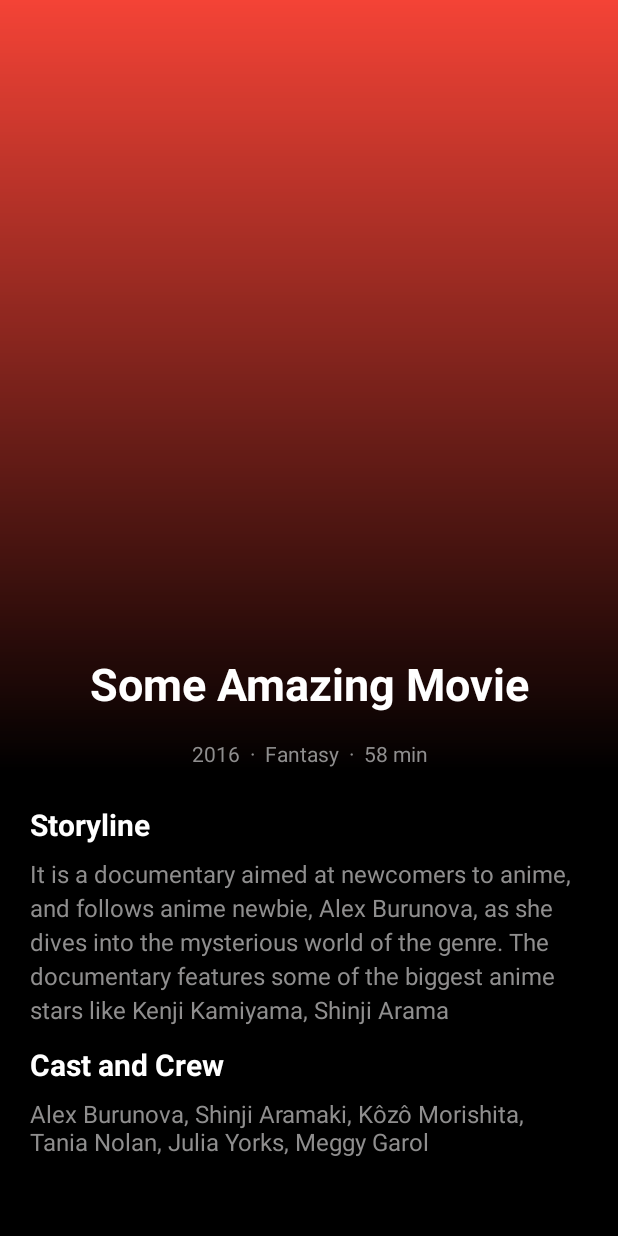
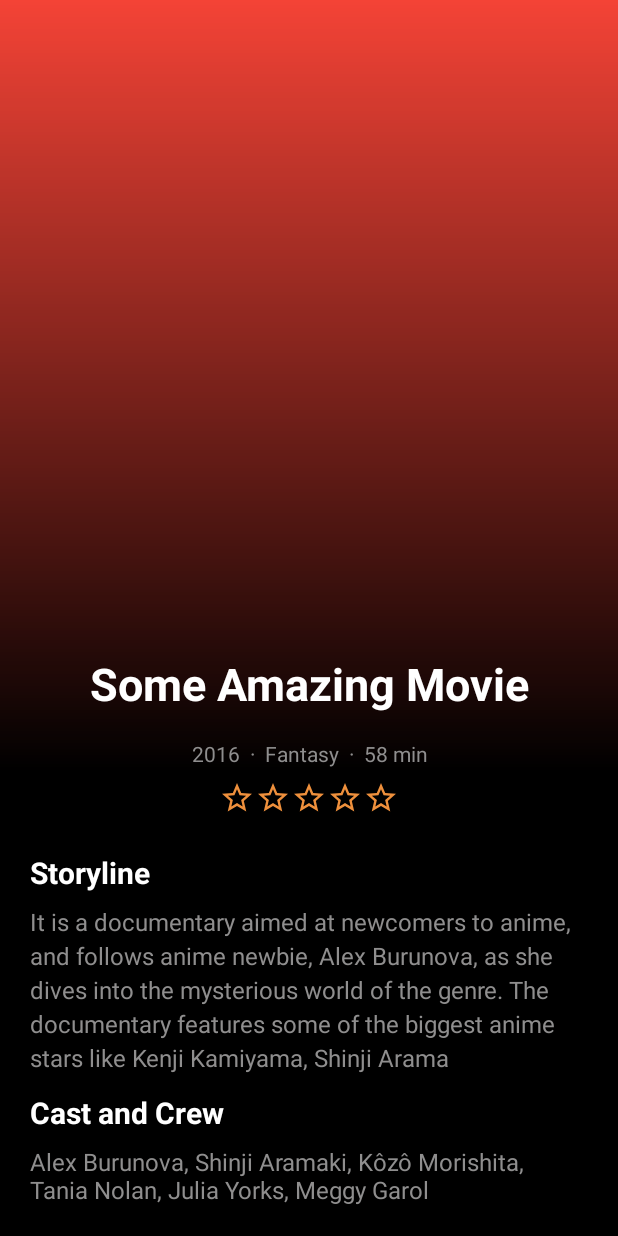
Before and after one commit to kshitijskumar/Imdb-Search, an Android app: the layout fragment_movie_details.xml on its own in the app's theme, with its tools: preview values and no code run, on a phone screen of 412 x 824 dp. Run offline under Robolectric (Android 15) with nearby library versions, the phone set to English and light mode, and no system bars.

Commit message:
stars ui done for ratings and paginated progress bar changed to horizontal

```diff
--- /dev/null
+++ b/app/src/main/java/com/example/imdbsearch/ui/customview/MovieRatingsStars.kt
@@ -0,0 +1,57 @@
+package com.example.imdbsearch.ui.customview
+
+import android.content.Context
+import android.util.AttributeSet
+import android.view.LayoutInflater
+import android.widget.CheckBox
+import androidx.constraintlayout.widget.ConstraintLayout
+import androidx.databinding.BindingAdapter
+import androidx.databinding.ObservableInt
+import com.example.imdbsearch.databinding.LayoutStarsRatingBinding
+import kotlin.math.floor
+
+class MovieRatingsStars @JvmOverloads constructor(
+    context: Context,
+    attrs: AttributeSet? = null,
+    defStyleArr: Int = 0,
+) : ConstraintLayout(context, attrs, defStyleArr) {
+
+    private val binding = LayoutStarsRatingBinding.inflate(LayoutInflater.from(context), this, true)
+
+    private val ratingsInStar = ObservableInt(0)
+
+    init {
+        binding.ratings = ratingsInStar
+    }
+
+
+    fun updateStarsFromRatings(ratingOutOfTen: String) {
+        val ratingInNumbers = try {
+            ratingOutOfTen.toFloat()
+        } catch (e: Exception) {
+            e.printStackTrace()
+            0f
+        }
+
+        val ratingsOutOfFive = floor(ratingInNumbers/2)
+
+        ratingsInStar.set(ratingsOutOfFive.toInt())
+    }
+
+    companion object {
+        @JvmStatic
+        @BindingAdapter("starPosition", "ratings")
+        fun setupMovieRatings(cb: CheckBox, starPosition: Int, ratings: Int?) {
+            ratings ?: return
+            cb.isChecked = starPosition <= ratings
+        }
+
+        @JvmStatic
+        @BindingAdapter("ratingsOutOfTen")
+        fun setRatingsOutOfTen(stars: MovieRatingsStars, ratings: String?) {
+            ratings?.let {
+                stars.updateStarsFromRatings(ratings)
+            }
+        }
+    }
+}
--- /dev/null
+++ b/app/src/main/res/drawable/bg_star_checkbox_state.xml
@@ -0,0 +1,7 @@
+<?xml version="1.0" encoding="utf-8"?>
+<selector xmlns:android="http://schemas.android.com/apk/res/android">
+
+    <item android:state_checked="true" android:drawable="@drawable/ic_star_filled"/>
+    <item android:state_checked="false" android:drawable="@drawable/ic_star_outline"/>
+
+</selector>
--- /dev/null
+++ b/app/src/main/res/drawable/ic_star_filled.xml
@@ -0,0 +1,5 @@
+<vector android:height="24dp" android:tint="#EF903C"
+    android:viewportHeight="24" android:viewportWidth="24"
+    android:width="24dp" xmlns:android="http://schemas.android.com/apk/res/android">
+    <path android:fillColor="@android:color/white" android:pathData="M12,17.27L18.18,21l-1.64,-7.03L22,9.24l-7.19,-0.61L12,2 9.19,8.63 2,9.24l5.46,4.73L5.82,21z"/>
+</vector>
--- /dev/null
+++ b/app/src/main/res/drawable/ic_star_outline.xml
@@ -0,0 +1,5 @@
+<vector android:height="24dp" android:tint="#EF903C"
+    android:viewportHeight="24" android:viewportWidth="24"
+    android:width="24dp" xmlns:android="http://schemas.android.com/apk/res/android">
+    <path android:fillColor="@android:color/white" android:pathData="M22,9.24l-7.19,-0.62L12,2 9.19,8.63 2,9.24l5.46,4.73L5.82,21 12,17.27 18.18,21l-1.63,-7.03L22,9.24zM12,15.4l-3.76,2.27 1,-4.28 -3.32,-2.88 4.38,-0.38L12,6.1l1.71,4.04 4.38,0.38 -3.32,2.88 1,4.28L12,15.4z"/>
+</vector>
--- a/app/src/main/res/layout/fragment_movie_details.xml
+++ b/app/src/main/res/layout/fragment_movie_details.xml
@@ -80,11 +80,21 @@
                 android:layout_marginTop="18dp"
                 android:text="@{@string/release_genre_duration(movie.year, movie.genre, movie.runtime)}"/>
 
+            <com.example.imdbsearch.ui.customview.MovieRatingsStars
+                android:id="@+id/movie_ratings_stars"
+                android:layout_width="wrap_content"
+                android:layout_height="wrap_content"
+                app:layout_constraintTop_toBottomOf="@id/tv_release_genre_runtime"
+                app:layout_constraintStart_toStartOf="parent"
+                app:layout_constraintEnd_toEndOf="parent"
+                ratingsOutOfTen="@{movie.imdbRating}"
+                android:layout_marginTop="8dp"/>
+
             <TextView
                 android:id="@+id/tv_storyline_header"
                 android:layout_width="wrap_content"
                 android:layout_height="wrap_content"
-                app:layout_constraintTop_toBottomOf="@id/tv_release_genre_runtime"
+                app:layout_constraintTop_toBottomOf="@id/movie_ratings_stars"
                 app:layout_constraintStart_toStartOf="parent"
                 android:layout_marginStart="20dp"
                 android:text="@string/storyline"
--- a/app/src/main/res/layout/fragment_movies_search.xml
+++ b/app/src/main/res/layout/fragment_movies_search.xml
@@ -44,8 +44,9 @@
 
         <ProgressBar
             android:id="@+id/progressBar"
-            style="?android:attr/progressBarStyle"
-            android:layout_width="wrap_content"
+            style="?android:attr/progressBarStyleHorizontal"
+            android:layout_width="match_parent"
+            android:indeterminate="true"
             android:layout_height="wrap_content"
             app:layout_constraintBottom_toBottomOf="parent"
             app:layout_constraintEnd_toEndOf="parent"
--- /dev/null
+++ b/app/src/main/res/layout/layout_stars_rating.xml
@@ -0,0 +1,85 @@
+<?xml version="1.0" encoding="utf-8"?>
+<layout xmlns:android="http://schemas.android.com/apk/res/android"
+    xmlns:app="http://schemas.android.com/apk/res-auto"
+    xmlns:tools="http://schemas.android.com/tools">
+
+    <data>
+        <import type="androidx.databinding.ObservableInt"/>
+        <variable
+            name="ratings"
+            type="ObservableInt" />
+    </data>
+
+    <androidx.constraintlayout.widget.ConstraintLayout
+        android:layout_width="wrap_content"
+        android:layout_height="wrap_content">
+
+        <CheckBox
+            android:id="@+id/star_1"
+            android:layout_width="wrap_content"
+            android:layout_height="wrap_content"
+            android:button="@drawable/bg_star_checkbox_state"
+            app:layout_constraintStart_toStartOf="parent"
+            android:clickable="false"
+            android:focusable="false"
+            app:layout_constraintEnd_toStartOf="@id/star_2"
+            app:layout_constraintTop_toTopOf="parent"
+            tools:checked="true"
+            starPosition="@{1}"
+            ratings="@{ratings}"/>
+
+        <CheckBox
+            android:id="@+id/star_2"
+            android:layout_width="wrap_content"
+            android:layout_height="wrap_content"
+            android:button="@drawable/bg_star_checkbox_state"
+            app:layout_constraintStart_toEndOf="@id/star_1"
+            app:layout_constraintEnd_toStartOf="@id/star_3"
+            android:clickable="false"
+            android:focusable="false"
+            tools:checked="true"
+            app:layout_constraintTop_toTopOf="parent"
+            starPosition="@{2}"
+            ratings="@{ratings}"/>
+
+        <CheckBox
+            android:id="@+id/star_3"
+            android:layout_width="wrap_content"
+            android:layout_height="wrap_content"
+            android:button="@drawable/bg_star_checkbox_state"
+            app:layout_constraintStart_toEndOf="@id/star_2"
+            app:layout_constraintEnd_toStartOf="@id/star_4"
+            android:clickable="false"
+            android:focusable="false"
+            app:layout_constraintTop_toTopOf="parent"
+            starPosition="@{3}"
+            ratings="@{ratings}"/>
+
+        <CheckBox
+            android:id="@+id/star_4"
+            android:layout_width="wrap_content"
+            android:layout_height="wrap_content"
+            android:button="@drawable/bg_star_checkbox_state"
+            app:layout_constraintStart_toEndOf="@id/star_3"
+            app:layout_constraintEnd_toStartOf="@id/star_5"
+            android:clickable="false"
+            android:focusable="false"
+            app:layout_constraintTop_toTopOf="parent"
+            starPosition="@{4}"
+            ratings="@{ratings}"/>
+
+        <CheckBox
+            android:id="@+id/star_5"
+            android:layout_width="wrap_content"
+            android:layout_height="wrap_content"
+            android:button="@drawable/bg_star_checkbox_state"
+            app:layout_constraintStart_toEndOf="@id/star_4"
+            app:layout_constraintEnd_toEndOf="parent"
+            android:clickable="false"
+            android:focusable="false"
+            app:layout_constraintTop_toTopOf="parent"
+            starPosition="@{5}"
+            ratings="@{ratings}"/>
+
+    </androidx.constraintlayout.widget.ConstraintLayout>
+</layout>
```
